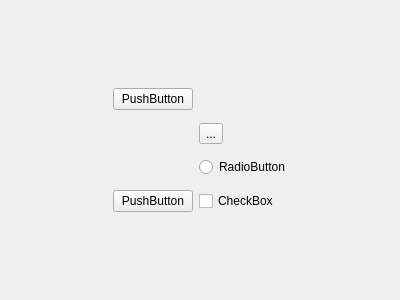
jinhang87/qtutil, file inheritWidgetQss/widget.ui: the form before one commit.
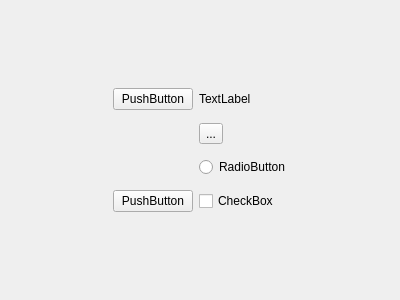
The form after the commit. Custom widgets are drawn as their Qt base class.

What changed in the file:
```diff
--- a/inheritWidgetQss/widget.ui
+++ b/inheritWidgetQss/widget.ui
@@ -13,7 +13,7 @@
   <property name="windowTitle">
    <string>Widget</string>
   </property>
-  <widget class="QWidget" name="">
+  <widget class="QWidget" name="layoutWidget">
    <property name="geometry">
     <rect>
      <x>70</x>
@@ -61,6 +61,13 @@
       </property>
      </widget>
     </item>
+    <item row="0" column="2">
+     <widget class="QLabel" name="label">
+      <property name="text">
+       <string>TextLabel</string>
+      </property>
+     </widget>
+    </item>
    </layout>
   </widget>
  </widget>
```
